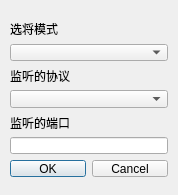
Above: GameServer/dialog.ui from chntujia/Asteriated_Grail before the change. Below: the same form after it.
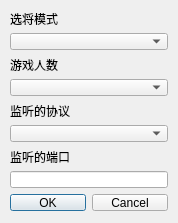
That is the form after the change.

The edit to the form file:
```diff
--- a/GameServer/dialog.ui
+++ b/GameServer/dialog.ui
@@ -7,7 +7,7 @@
     <x>0</x>
     <y>0</y>
     <width>178</width>
-    <height>195</height>
+    <height>223</height>
    </rect>
   </property>
   <property name="windowTitle">
@@ -17,9 +17,9 @@
    <property name="geometry">
     <rect>
      <x>10</x>
-     <y>20</y>
+     <y>10</y>
      <width>158</width>
-     <height>157</height>
+     <height>201</height>
     </rect>
    </property>
    <layout class="QVBoxLayout" name="verticalLayout">
@@ -36,6 +36,19 @@
     <item>
      <widget class="QComboBox" name="comboBox_2"/>
     </item>
+    <item>
+     <widget class="QLabel" name="label_4">
+      <property name="text">
+       <string>游戏人数</string>
+      </property>
+      <property name="buddy">
+       <cstring>comboBox_3</cstring>
+      </property>
+     </widget>
+    </item>
+    <item>
+     <widget class="QComboBox" name="comboBox_3"/>
+    </item>
     <item>
      <widget class="QLabel" name="label">
       <property name="text">
```
